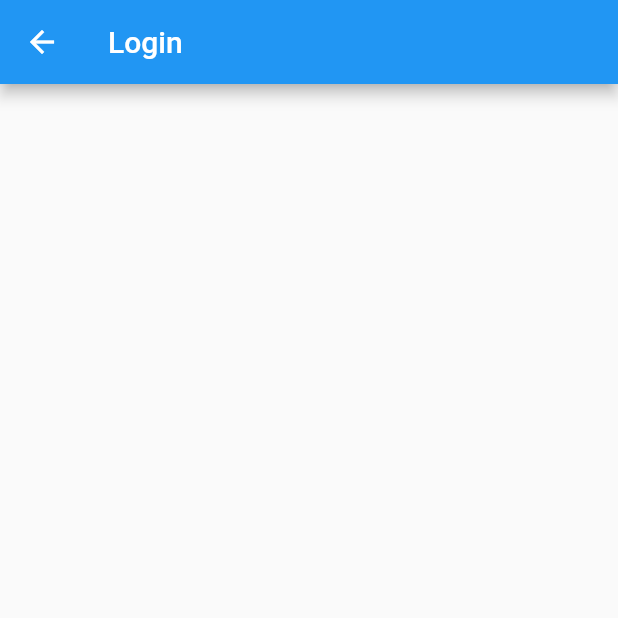
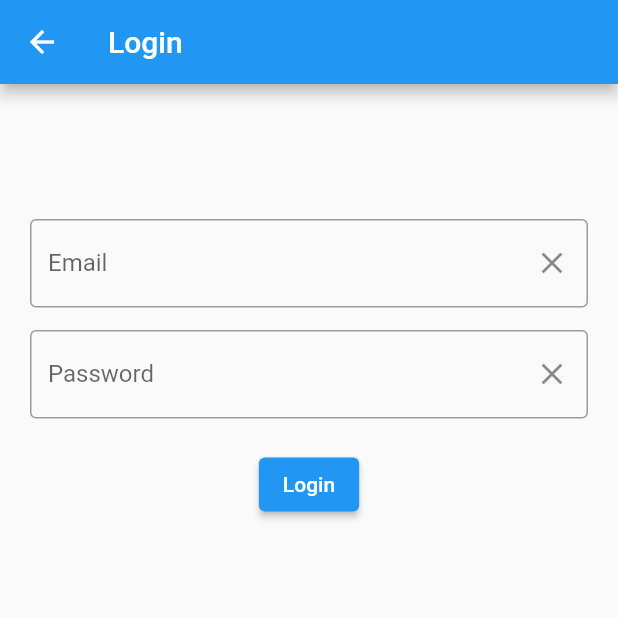
Before and after one commit to AmitVethuson/Restauranter, a Flutter app: the screen it shows after launch, after a tap on "Login", on a phone screen of 412 x 824 dp, the top half of it. Run offline on Flutter 3.47's test engine with Material 2 defaults, Android fonts, the phone set to English and light mode, and no system bars.

Commit message:
logging pages UI

```diff
--- a/restaraunt_app/lib/login.dart
+++ b/restaraunt_app/lib/login.dart
@@ -1,13 +1,106 @@
 import 'package:flutter/material.dart';
 
 class login extends StatelessWidget {
-  const login({ Key? key }) : super(key: key);
+  const login({Key? key}) : super(key: key);
 
   @override
   Widget build(BuildContext context) {
     return Scaffold(
-      appBar: AppBar(title: Text("Login"),),
-
+      appBar: AppBar(
+        title: Text("Login"),
+      ),
+      body: LoginForm(),
     );
   }
 }
+
+class LoginForm extends StatefulWidget {
+  const LoginForm({Key? key}) : super(key: key);
+
+  @override
+  _LoginFormState createState() => _LoginFormState();
+}
+
+class _LoginFormState extends State<LoginForm> {
+  final GlobalKey<FormState> _formKey = GlobalKey<FormState>();
+
+  //input controllers
+  final emailController = TextEditingController();
+  final passwordController = TextEditingController();
+  @override
+  Widget build(BuildContext context) {
+    return Container(
+        padding: EdgeInsets.all(20),
+        child: Form(
+          key: _formKey,
+          child: Column(
+            children: [
+              //sizedbox for spacing
+              SizedBox(
+                height: 70,
+              ),
+
+              //email text form
+              TextFormField(
+                controller: emailController,
+                decoration: InputDecoration(
+                    labelText: "Email",
+                    border: OutlineInputBorder(),
+                    //clear button
+                    suffixIcon: IconButton(
+                        onPressed: () {
+                          emailController.clear();
+                        },
+                        icon: Icon(Icons.clear))),
+                validator: (value) {
+                  if (value == null || value.isEmpty || !value.contains("@")) {
+                    return "Incorrect Email";
+                  } else {
+                    return null;
+                  }
+                },
+              ),
+              //sizedbox for spacing
+              SizedBox(
+                height: 15,
+              ),
+
+              //password text form
+              TextFormField(
+                obscureText: true,
+                decoration: InputDecoration(
+                    labelText: "Password",
+                    border: OutlineInputBorder(),
+                    //clear button
+                    suffixIcon: IconButton(
+                        onPressed: () {
+                          passwordController.clear();
+                        },
+                        icon: Icon(Icons.clear))),
+                validator: (value) {
+                  if (value == null || value.isEmpty) {
+                    return "Incorrect";
+                  } else {
+                    return null;
+                  }
+                },
+              ),
+
+              //sizedbox for spacing
+              SizedBox(
+                height: 20,
+              ),
+
+              //login button
+              ElevatedButton(
+                  onPressed: () {
+                    if (_formKey.currentState!.validate()) {
+                      print("Login Successful");
+                    }
+                  },
+                  child: Text("Login"))
+            ],
+          ),
+        ));
+  }
+}
```
